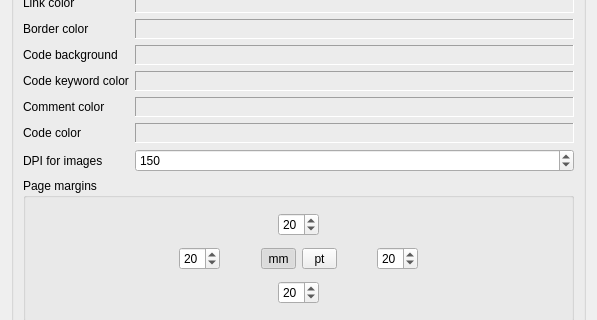
First picture: the form in md-pdf/main_window.ui, repository igormironchik/md-pdf, before the edit; both pictures show x 0 to 597 and y 218 to 538 of the 597 by 799 pixel window.
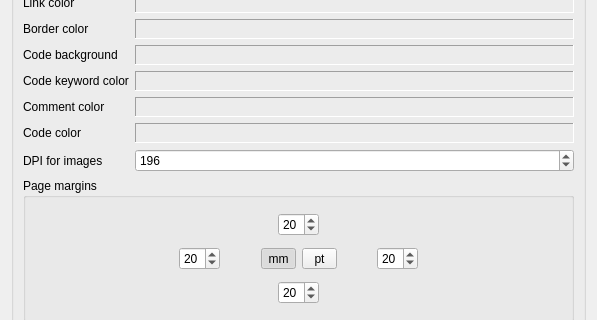
Second picture: the form after the edit. Custom widgets are drawn as their Qt base class.

Commit message: Use default DPI 196 for images.

Patch:
```diff
--- a/md-pdf/main_window.ui
+++ b/md-pdf/main_window.ui
@@ -331,7 +331,7 @@
            <number>10</number>
           </property>
           <property name="value">
-           <number>150</number>
+           <number>196</number>
           </property>
          </widget>
         </item>
```
